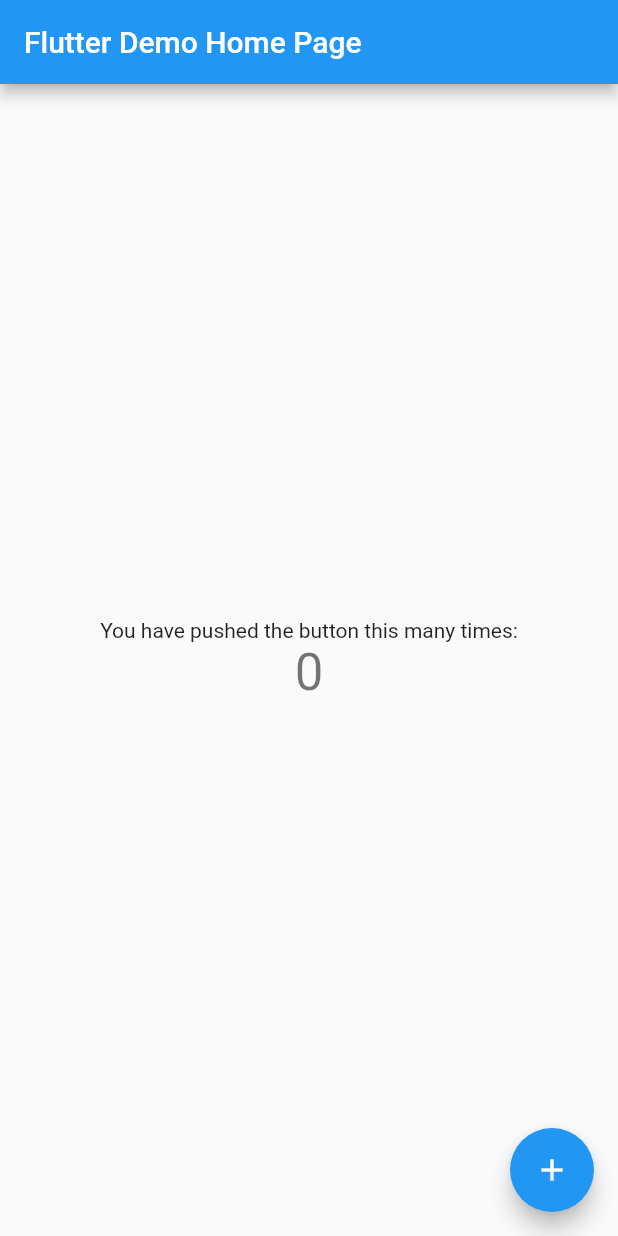
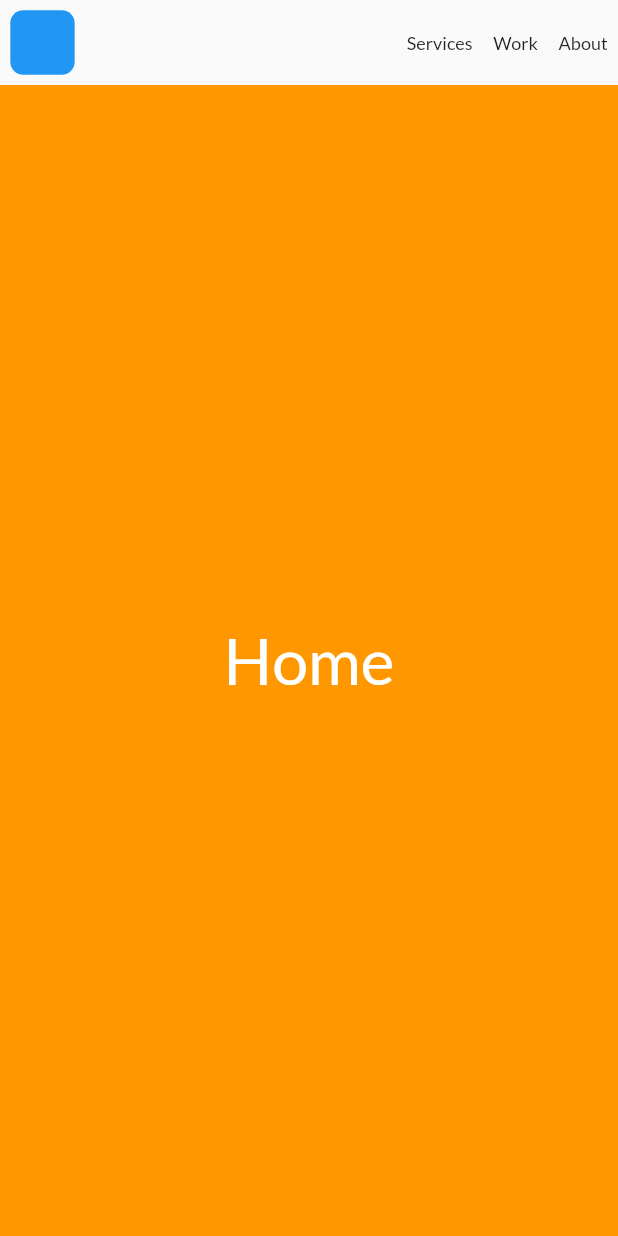
Before and after one commit to PhatipanSuwanich/Patiphan.Suwanich, a Flutter app: the screen it shows after launch, on a phone screen of 412 x 824 dp. Run offline on Flutter 3.47's test engine with Material 2 defaults, Android fonts, the light colour scheme and no system bars; our stand-ins replace get, google_fonts, responsive_framework.

Commit message:
set up homepage

```diff
--- a/lib/main.dart
+++ b/lib/main.dart
@@ -1,115 +1,47 @@
+// ignore_for_file: prefer_const_constructors
+
 import 'package:flutter/material.dart';
+import 'package:get/get.dart';
+import 'package:google_fonts/google_fonts.dart';
+import 'package:responsive_framework/responsive_framework.dart';
 
-void main() {
-  runApp(const MyApp());
+import 'screens/home.dart';
+
+void main() async {
+  // WidgetsFlutterBinding.ensureInitialized();
+
+  runApp(MyApp());
 }
 
 class MyApp extends StatelessWidget {
   const MyApp({Key? key}) : super(key: key);
 
-  // This widget is the root of your application.
   @override
   Widget build(BuildContext context) {
-    return MaterialApp(
-      title: 'Flutter Demo',
+    return GetMaterialApp(
+      builder: (context, widget) => ResponsiveWrapper.builder(
+        BouncingScrollWrapper.builder(context, widget!),
+        maxWidth: 1200,
+        minWidth: 480,
+        defaultScale: true,
+        breakpoints: [
+          ResponsiveBreakpoint.resize(480, name: MOBILE),
+          ResponsiveBreakpoint.autoScale(800, name: TABLET),
+          ResponsiveBreakpoint.resize(1000, name: DESKTOP),
+        ],
+        background: Container(color: Color(0xFFF5F5F5)),
+      ),
+      debugShowCheckedModeBanner: false,
       theme: ThemeData(
-        // This is the theme of your application.
-        //
-        // Try running your application with "flutter run". You'll see the
-        // application has a blue toolbar. Then, without quitting the app, try
-        // changing the primarySwatch below to Colors.green and then invoke
-        // "hot reload" (press "r" in the console where you ran "flutter run",
-        // or simply save your changes to "hot reload" in a Flutter IDE).
-        // Notice that the counter didn't reset back to zero; the application
-        // is not restarted.
-        primarySwatch: Colors.blue,
+        textTheme: GoogleFonts.latoTextTheme(
+          Theme.of(context).textTheme,
+        ),
       ),
-      home: const MyHomePage(title: 'Flutter Demo Home Page'),
+      initialRoute: '/',
+      getPages: [
+        GetPage(name: '/', page: () => Home()),
+        // GetPage(name: '/learn', page: () => LearnPage()),
+      ],
     );
   }
 }
-
-class MyHomePage extends StatefulWidget {
-  const MyHomePage({Key? key, required this.title}) : super(key: key);
-
-  // This widget is the home page of your application. It is stateful, meaning
-  // that it has a State object (defined below) that contains fields that affect
-  // how it looks.
-
-  // This class is the configuration for the state. It holds the values (in this
-  // case the title) provided by the parent (in this case the App widget) and
-  // used by the build method of the State. Fields in a Widget subclass are
-  // always marked "final".
-
-  final String title;
-
-  @override
-  State<MyHomePage> createState() => _MyHomePageState();
-}
-
-class _MyHomePageState extends State<MyHomePage> {
-  int _counter = 0;
-
-  void _incrementCounter() {
-    setState(() {
-      // This call to setState tells the Flutter framework that something has
-      // changed in this State, which causes it to rerun the build method below
-      // so that the display can reflect the updated values. If we changed
-      // _counter without calling setState(), then the build method would not be
-      // called again, and so nothing would appear to happen.
-      _counter++;
-    });
-  }
-
-  @override
-  Widget build(BuildContext context) {
-    // This method is rerun every time setState is called, for instance as done
-    // by the _incrementCounter method above.
-    //
-    // The Flutter framework has been optimized to make rerunning build methods
-    // fast, so that you can just rebuild anything that needs updating rather
-    // than having to individually change instances of widgets.
-    return Scaffold(
-      appBar: AppBar(
-        // Here we take the value from the MyHomePage object that was created by
-        // the App.build method, and use it to set our appbar title.
-        title: Text(widget.title),
-      ),
-      body: Center(
-        // Center is a layout widget. It takes a single child and positions it
-        // in the middle of the parent.
-        child: Column(
-          // Column is also a layout widget. It takes a list of children and
-          // arranges them vertically. By default, it sizes itself to fit its
-          // children horizontally, and tries to be as tall as its parent.
-          //
-          // Invoke "debug painting" (press "p" in the console, choose the
-          // "Toggle Debug Paint" action from the Flutter Inspector in Android
-          // Studio, or the "Toggle Debug Paint" command in Visual Studio Code)
-          // to see the wireframe for each widget.
-          //
-          // Column has various properties to control how it sizes itself and
-          // how it positions its children. Here we use mainAxisAlignment to
-          // center the children vertically; the main axis here is the vertical
-          // axis because Columns are vertical (the cross axis would be
-          // horizontal).
-          mainAxisAlignment: MainAxisAlignment.center,
-          children: <Widget>[
-            const Text(
-              'You have pushed the button this many times:',
-            ),
-            Text(
-              '$_counter',
-              style: Theme.of(context).textTheme.headline4,
-            ),
-          ],
-        ),
-      ),
-      floatingActionButton: FloatingActionButton(
-        onPressed: _incrementCounter,
-        tooltip: 'Increment',
-        child: const Icon(Icons.add),
-      ), // This trailing comma makes auto-formatting nicer for build methods.
-    );
-  }
-}
--- /dev/null
+++ b/lib/screens/home.dart
@@ -0,0 +1,110 @@
+// ignore_for_file: prefer_const_constructors
+
+import 'package:flutter/material.dart';
+
+class Home extends StatefulWidget {
+  const Home({Key? key}) : super(key: key);
+
+  @override
+  _HomeState createState() => _HomeState();
+}
+
+class _HomeState extends State<Home> {
+  // this variable determnines whether the back-to-top button is shown or not
+  bool _showBackToTopButton = false;
+
+
+  var list = ["Home", "Services", "Work", "About"];
+  var colors = [Colors.orange, Colors.blue, Colors.red, Colors.green];
+
+  PageController controller = PageController();
+
+  @override
+  void initState() {
+    super.initState();
+  }
+
+  @override
+  Widget build(BuildContext context) {
+    return Scaffold(
+      body: SafeArea(
+          child: Column(
+        mainAxisSize: MainAxisSize.max,
+        children: <Widget>[
+          Row(
+            children: <Widget>[
+              Container(
+                width: 50,
+                height: 50,
+                margin: EdgeInsets.all(8),
+                decoration: BoxDecoration(
+                    color: Colors.blue,
+                    borderRadius: BorderRadius.circular(10)),
+              ),
+              Spacer(),
+              Row(
+                children: List.generate(3, (index) {
+                  return GestureDetector(
+                    onTap: () {
+                      _scrollToIndex(index);
+                    },
+                    child: Container(
+                      margin: EdgeInsets.all(8),
+                      child: Text(list[index + 1]),
+                    ),
+                  );
+                }),
+              )
+            ],
+          ),
+          Expanded(
+            child: PageView(
+                scrollDirection: Axis.vertical,
+                pageSnapping: false,
+                controller: controller,
+                children: List.generate(list.length, (index) {
+                  controller.addListener(() {
+                    // setState(() {
+                      print(controller.page);
+                    //   if (controller.page! >= 1) {
+                    //     _showBackToTopButton = true; // show the back-to-top button
+                    //   } else {
+                    //     _showBackToTopButton = false; // hide the back-to-top button
+                    //   }
+                    // });
+                  });
+                  return Container(
+                    width: MediaQuery.of(context).size.width,
+                    height: double.maxFinite,
+                    color: colors[index],
+                    child: Center(
+                      child: Text(
+                        list[index],
+                        style: TextStyle(color: Colors.white, fontSize: 50),
+                      ),
+                    ),
+                  );
+                })),
+          ),
+        ],
+      )),
+      floatingActionButton: _showBackToTopButton == false
+          ? null
+          : FloatingActionButton(
+              onPressed: _scrollToTop,
+              child: const Icon(Icons.arrow_upward),
+            ),
+    );
+  }
+
+  void _scrollToIndex(int index) {
+    controller.animateToPage(index + 1,
+        duration: Duration(seconds: 2), curve: Curves.fastLinearToSlowEaseIn);
+  }
+
+  // This function is triggered when the user presses the back-to-top button
+  void _scrollToTop() {
+    controller.animateTo(0,
+        duration: Duration(seconds: 3), curve: Curves.fastLinearToSlowEaseIn);
+  }
+}
--- a/pubspec.yaml
+++ b/pubspec.yaml
@@ -34,6 +34,9 @@
   # The following adds the Cupertino Icons font to your application.
   # Use with the CupertinoIcons class for iOS style icons.
   cupertino_icons: ^1.0.2
+  responsive_framework: ^0.1.7
+  get: ^4.6.1
+  google_fonts: ^2.3.1
 
 dev_dependencies:
   flutter_test:
```
Also changed, not shown: pubspec.lock.
